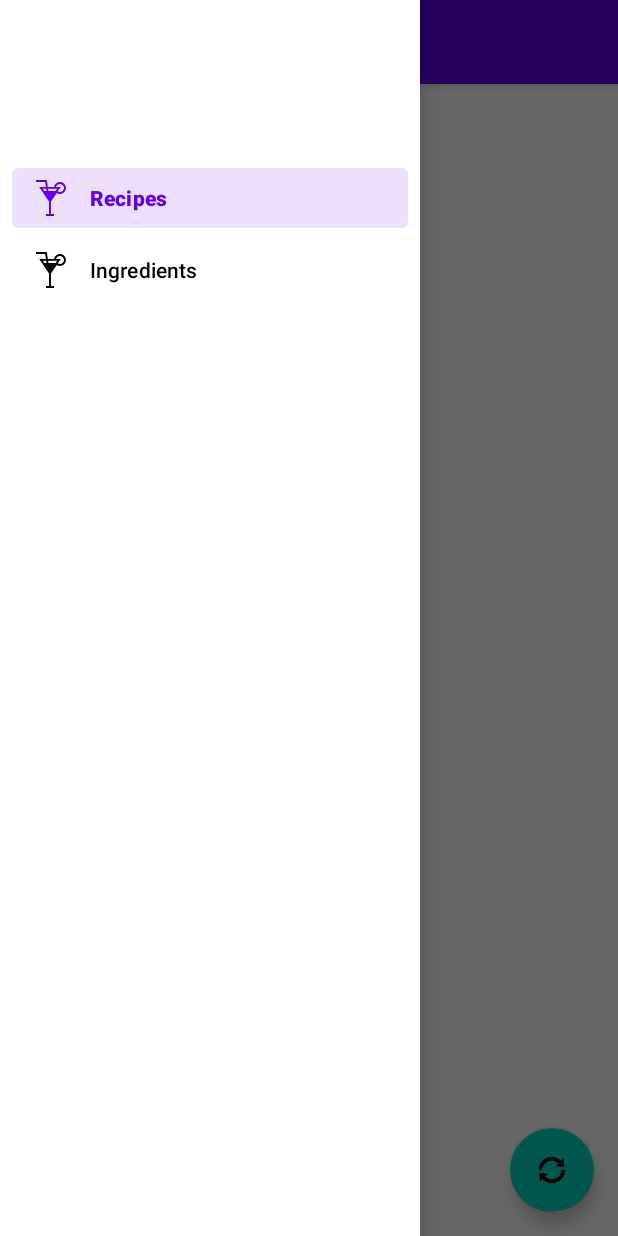
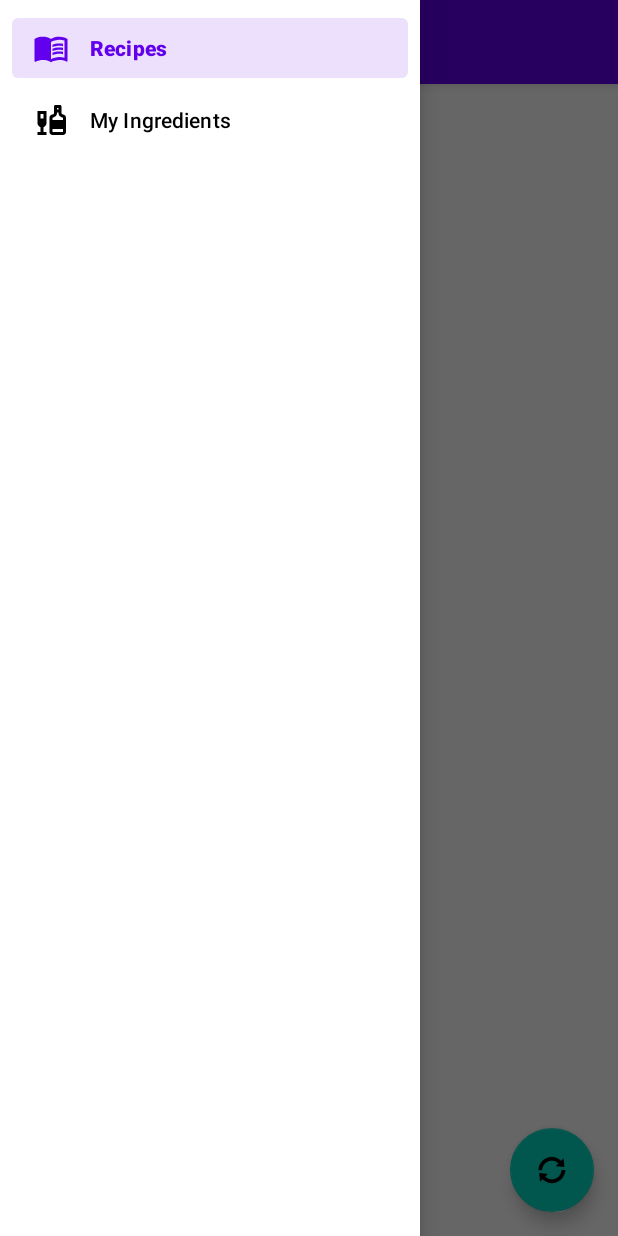
Before and after one commit to akr3081/mixology, an Android app: the screen it shows after launch (MainActivity), with the side drawer open, on a phone screen of 412 x 824 dp. Run offline under Robolectric (Android 15) with nearby library versions, the light colour scheme and no system bars; our stand-ins replace navigation-ui; pictures from the network do not load.

Commit message:
Removed nav_header_main and updated icons

```diff
--- /dev/null
+++ b/app/src/main/res/drawable/ingredient.xml
@@ -0,0 +1,13 @@
+<vector xmlns:android="http://schemas.android.com/apk/res/android"
+    android:width="24dp"
+    android:height="24dp"
+    android:viewportWidth="24"
+    android:viewportHeight="24"
+    android:tint="?attr/colorControlNormal">
+  <path
+      android:fillColor="@android:color/white"
+      android:pathData="M3,14c0,1.3 0.84,2.4 2,2.82V20H3v2h6v-2H7v-3.18C8.16,16.4 9,15.3 9,14V6H3V14zM5,8h2v3H5V8z"/>
+  <path
+      android:fillColor="@android:color/white"
+      android:pathData="M20.63,8.54l-0.95,-0.32C19.28,8.09 19,7.71 19,7.28V3c0,-0.55 -0.45,-1 -1,-1h-3c-0.55,0 -1,0.45 -1,1v4.28c0,0.43 -0.28,0.81 -0.68,0.95l-0.95,0.32C11.55,8.82 11,9.58 11,10.44V20c0,1.1 0.9,2 2,2h7c1.1,0 2,-0.9 2,-2v-9.56C22,9.58 21.45,8.82 20.63,8.54zM16,4h1v1h-1V4zM13,10.44l0.95,-0.32C15.18,9.72 16,8.57 16,7.28V7h1v0.28c0,1.29 0.82,2.44 2.05,2.85L20,10.44V12h-7V10.44zM20,20h-7v-2h7V20z"/>
+</vector>
--- /dev/null
+++ b/app/src/main/res/drawable/recipe.xml
@@ -0,0 +1,19 @@
+<vector xmlns:android="http://schemas.android.com/apk/res/android"
+    android:width="24dp"
+    android:height="24dp"
+    android:viewportWidth="24"
+    android:viewportHeight="24"
+    android:tint="?attr/colorControlNormal">
+  <path
+      android:fillColor="@android:color/white"
+      android:pathData="M21,5c-1.11,-0.35 -2.33,-0.5 -3.5,-0.5c-1.95,0 -4.05,0.4 -5.5,1.5c-1.45,-1.1 -3.55,-1.5 -5.5,-1.5S2.45,4.9 1,6v14.65c0,0.25 0.25,0.5 0.5,0.5c0.1,0 0.15,-0.05 0.25,-0.05C3.1,20.45 5.05,20 6.5,20c1.95,0 4.05,0.4 5.5,1.5c1.35,-0.85 3.8,-1.5 5.5,-1.5c1.65,0 3.35,0.3 4.75,1.05c0.1,0.05 0.15,0.05 0.25,0.05c0.25,0 0.5,-0.25 0.5,-0.5V6C22.4,5.55 21.75,5.25 21,5zM21,18.5c-1.1,-0.35 -2.3,-0.5 -3.5,-0.5c-1.7,0 -4.15,0.65 -5.5,1.5V8c1.35,-0.85 3.8,-1.5 5.5,-1.5c1.2,0 2.4,0.15 3.5,0.5V18.5z"/>
+  <path
+      android:fillColor="@android:color/white"
+      android:pathData="M17.5,10.5c0.88,0 1.73,0.09 2.5,0.26V9.24C19.21,9.09 18.36,9 17.5,9c-1.7,0 -3.24,0.29 -4.5,0.83v1.66C14.13,10.85 15.7,10.5 17.5,10.5z"/>
+  <path
+      android:fillColor="@android:color/white"
+      android:pathData="M13,12.49v1.66c1.13,-0.64 2.7,-0.99 4.5,-0.99c0.88,0 1.73,0.09 2.5,0.26V11.9c-0.79,-0.15 -1.64,-0.24 -2.5,-0.24C15.8,11.66 14.26,11.96 13,12.49z"/>
+  <path
+      android:fillColor="@android:color/white"
+      android:pathData="M17.5,14.33c-1.7,0 -3.24,0.29 -4.5,0.83v1.66c1.13,-0.64 2.7,-0.99 4.5,-0.99c0.88,0 1.73,0.09 2.5,0.26v-1.52C19.21,14.41 18.36,14.33 17.5,14.33z"/>
+</vector>
--- a/app/src/main/res/layout/activity_main.xml
+++ b/app/src/main/res/layout/activity_main.xml
@@ -22,7 +22,6 @@
         android:layout_height="match_parent"
         android:layout_gravity="start"
         android:fitsSystemWindows="true"
-        app:headerLayout="@layout/nav_header_main"
         app:menu="@menu/activity_main_drawer"
     />
 </androidx.drawerlayout.widget.DrawerLayout>
--- a/app/src/main/res/layout/nav_header_main.xml
+++ /dev/null
@@ -1,9 +0,0 @@
-<?xml version="1.0" encoding="utf-8"?>
-<LinearLayout xmlns:android="http://schemas.android.com/apk/res/android"
-    android:layout_width="match_parent"
-    android:layout_height="100dp"
-    android:gravity="bottom"
-    android:orientation="vertical"
-    android:theme="@style/ThemeOverlay.AppCompat.Dark"
->
-</LinearLayout>
--- a/app/src/main/res/menu/activity_main_drawer.xml
+++ b/app/src/main/res/menu/activity_main_drawer.xml
@@ -7,13 +7,13 @@
     <group android:checkableBehavior="single">
         <item
             android:id="@+id/nav_recipe_list"
-            android:icon="@drawable/thumbnail"
-            android:title="Recipes"
+            android:icon="@drawable/recipe"
+            android:title="@string/recipe_list_nav"
         />
         <item
             android:id="@+id/nav_ingredient_list"
-            android:icon="@drawable/thumbnail"
-            android:title="Ingredients"
+            android:icon="@drawable/ingredient"
+            android:title="@string/ingredient_list_nav"
         />
     </group>
 </menu>
--- a/app/src/main/res/values/strings.xml
+++ b/app/src/main/res/values/strings.xml
@@ -1,8 +1,10 @@
 <resources>
     <string name="app_name">Mixology</string>
     <string name="recipe_list_heading">Recipe List</string>
+    <string name="recipe_list_nav">Recipes</string>
     <string name="recipe_details_heading">Recipe Details</string>
     <string name="ingredient_list_heading">Ingredient List</string>
+    <string name="ingredient_list_nav">My Ingredients</string>
     <string name="thumbnail_alt_text">Recipe Thumbnail</string>
     <string name="fab_alt_text">Sync Recipes</string>
     <string name="default_string_s">Lorem ipsum</string>
```
